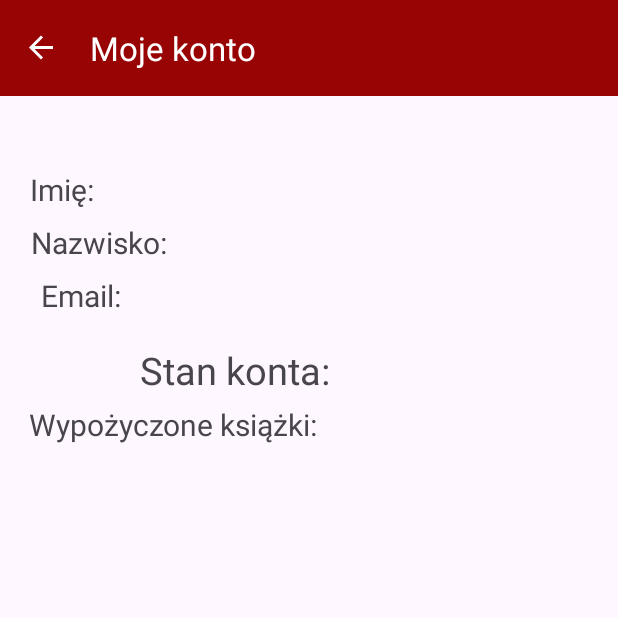
After one commit to Pawel-Melon/Projekt_android, an Android app: the AccountFragment screen opened through its navigation route, on a phone screen of 412 x 824 dp, the top half of it. The commit adds this screen. Run offline under Robolectric (Android 15) with nearby library versions, the phone set to English and light mode, and no system bars; our stand-ins replace Volley, navigation-ui; network calls fail.

Commit message:
Account Page implementation, toolbar names change, color fixes

```diff
--- /dev/null
+++ b/app/src/main/java/com/example/projekt/AccountFragment.kt
@@ -0,0 +1,108 @@
+package com.example.projekt
+
+import android.os.Bundle
+import android.util.Log
+import android.view.LayoutInflater
+import android.view.View
+import android.view.ViewGroup
+import android.widget.LinearLayout
+import android.widget.TextView
+import androidx.fragment.app.Fragment
+import com.android.volley.Request
+import com.android.volley.RequestQueue
+import com.android.volley.toolbox.JsonArrayRequest
+import com.android.volley.toolbox.JsonObjectRequest
+import com.android.volley.toolbox.Volley
+import org.json.JSONObject
+import org.json.JSONArray
+class AccountFragment : Fragment() {
+
+    private lateinit var queue: RequestQueue
+    private lateinit var nameTextView: TextView
+    private lateinit var surnameTextView: TextView
+    private lateinit var emailTextView: TextView
+    private lateinit var accountStatusTextView: TextView
+    private lateinit var rentalsContainer: LinearLayout
+
+    override fun onCreate(savedInstanceState: Bundle?) {
+        super.onCreate(savedInstanceState)
+        queue = Volley.newRequestQueue(requireContext())
+    }
+
+    override fun onCreateView(
+        inflater: LayoutInflater, container: ViewGroup?,
+        savedInstanceState: Bundle?
+    ): View? {
+        val view = inflater.inflate(R.layout.fragment_account, container, false)
+        nameTextView = view.findViewById(R.id.nameTextView)
+        surnameTextView = view.findViewById(R.id.surnameTextView)
+        emailTextView = view.findViewById(R.id.emailTextView)
+        accountStatusTextView = view.findViewById(R.id.accountStatusTextView)
+        rentalsContainer = view.findViewById(R.id.rentalsContainer)
+
+        val email = UserSession.email
+        if (email != null) {
+            fetchUserData(email)
+        }
+
+        return view
+    }
+
+    private fun fetchUserData(email: String) {
+        val url = "http://10.0.2.2:5000/users/$email"
+
+        val jsonObjectRequest = JsonObjectRequest(
+            Request.Method.GET, url, null,
+            { response ->
+                displayUserData(response)
+                fetchUserRentals(response.optInt("id"))
+            },
+            { error ->
+                val errorMessage = error.message ?: "Unknown error occurred"
+                Log.e("AccountFragment", "Error fetching user data: $errorMessage")
+            }
+        )
+
+        queue.add(jsonObjectRequest)
+    }
+
+    private fun displayUserData(response: JSONObject) {
+        val imie = response.optString("imie", "Unknown")
+        val nazwisko = response.optString("nazwisko", "Unknown")
+        val email = response.optString("email", "Unknown")
+        val stanKonta = response.optInt("stan_konta", 0)
+
+        nameTextView.text = "Imię: $imie"
+        surnameTextView.text = "Nazwisko: $nazwisko"
+        emailTextView.text = "Email: $email"
+        accountStatusTextView.text = "Stan konta: $stanKonta"
+    }
+
+    private fun fetchUserRentals(userId: Int) {
+        val url = "http://10.0.2.2:5000/rentals?userId=$userId"
+
+        val jsonArrayRequest = JsonArrayRequest(
+            Request.Method.GET, url, null,
+            { response ->
+                displayUserRentals(response)
+            },
+            { error ->
+                val errorMessage = error.message ?: "Unknown error occurred"
+                Log.e("AccountFragment", "Error fetching user rentals: $errorMessage")
+            }
+        )
+
+        queue.add(jsonArrayRequest)
+    }
+
+    private fun displayUserRentals(response: JSONArray) {
+        for (i in 0 until response.length()) {
+            val rental = response.getJSONObject(i)
+            val rentalView = TextView(requireContext()).apply {
+                text = "Książka: ${rental.optString("tytul")} | Data wypożyczenia: ${rental.optString("data_wypozyczenia")} | Data zwrotu:${rental.optString("data_zwrotu")}"
+                textSize = 18f
+            }
+            rentalsContainer.addView(rentalView)
+        }
+    }
+}
--- a/app/src/main/java/com/example/projekt/HomeFragment.kt
+++ b/app/src/main/java/com/example/projekt/HomeFragment.kt
@@ -33,8 +33,12 @@ class HomeFragment : Fragment() {
         // Inflate the layout for this fragment
         val view = inflater.inflate(R.layout.fragment_home, container, false)
         val button = view.findViewById<Button>(R.id.mapButton)
+        val accountButton = view.findViewById<Button>(R.id.accountButton)
         button.setOnClickListener {
             findNavController().navigate(R.id.action_afterLoginFragment_to_mapFragment)
+        }
+        accountButton.setOnClickListener {
+            findNavController().navigate(R.id.action_afterLoginFragment_to_accountFragment)
         }
 
         welcomeTextView = view.findViewById(R.id.textView)
--- /dev/null
+++ b/app/src/main/res/layout/fragment_account.xml
@@ -0,0 +1,96 @@
+<?xml version="1.0" encoding="utf-8"?>
+<androidx.constraintlayout.widget.ConstraintLayout xmlns:android="http://schemas.android.com/apk/res/android"
+    xmlns:app="http://schemas.android.com/apk/res-auto"
+    xmlns:tools="http://schemas.android.com/tools"
+    android:layout_width="match_parent"
+    android:layout_height="match_parent"
+    tools:context=".AccountFragment">
+
+    <TextView
+        android:id="@+id/surnameTextView"
+        android:layout_width="wrap_content"
+        android:layout_height="wrap_content"
+        android:layout_margin="16dp"
+        android:text="Nazwisko: "
+        android:textSize="20sp"
+        app:layout_constraintBottom_toBottomOf="parent"
+        app:layout_constraintEnd_toEndOf="parent"
+        app:layout_constraintHorizontal_bias="0.006"
+        app:layout_constraintStart_toStartOf="parent"
+        app:layout_constraintTop_toTopOf="parent"
+        app:layout_constraintVertical_bias="0.197" />
+
+    <TextView
+        android:id="@+id/accountStatusTextView"
+        android:layout_width="wrap_content"
+        android:layout_height="wrap_content"
+        android:layout_margin="16dp"
+        android:text="Stan konta: "
+        android:textSize="25sp"
+        app:layout_constraintBottom_toBottomOf="parent"
+        app:layout_constraintEnd_toEndOf="parent"
+        app:layout_constraintHorizontal_bias="0.304"
+        app:layout_constraintStart_toStartOf="parent"
+        app:layout_constraintTop_toTopOf="parent"
+        app:layout_constraintVertical_bias="0.322" />
+
+    <TextView
+        android:id="@+id/emailTextView"
+        android:layout_width="wrap_content"
+        android:layout_height="wrap_content"
+        android:layout_margin="16dp"
+        android:text="Email: "
+        android:textSize="20sp"
+        app:layout_constraintBottom_toBottomOf="parent"
+        app:layout_constraintEnd_toEndOf="parent"
+        app:layout_constraintHorizontal_bias="0.028"
+        app:layout_constraintStart_toStartOf="parent"
+        app:layout_constraintTop_toTopOf="parent"
+        app:layout_constraintVertical_bias="0.25" />
+
+    <TextView
+        android:id="@+id/nameTextView"
+        android:layout_width="wrap_content"
+        android:layout_height="wrap_content"
+        android:layout_margin="16dp"
+        android:text="Imię: "
+        android:textSize="20sp"
+        app:layout_constraintBottom_toBottomOf="parent"
+        app:layout_constraintEnd_toEndOf="parent"
+        app:layout_constraintHorizontal_bias="0.005"
+        app:layout_constraintStart_toStartOf="parent"
+        app:layout_constraintTop_toTopOf="parent"
+        app:layout_constraintVertical_bias="0.144" />
+
+    <ScrollView
+        android:id="@+id/scrollView"
+        android:layout_width="0dp"
+        android:layout_height="0dp"
+        app:layout_constraintTop_toBottomOf="@+id/rentalsTextView"
+        app:layout_constraintBottom_toBottomOf="parent"
+        app:layout_constraintStart_toStartOf="parent"
+        app:layout_constraintEnd_toEndOf="parent"
+        android:layout_margin="16dp">
+
+        <LinearLayout
+            android:id="@+id/rentalsContainer"
+            android:layout_width="match_parent"
+            android:layout_height="wrap_content"
+            android:orientation="vertical" />
+    </ScrollView>
+
+    <TextView
+        android:id="@+id/rentalsTextView"
+        android:layout_width="346dp"
+        android:layout_height="31dp"
+        android:layout_margin="16dp"
+        android:text="Wypożyczone książki: "
+        android:textSize="20sp"
+        app:layout_constraintBottom_toBottomOf="parent"
+        app:layout_constraintEnd_toEndOf="parent"
+        app:layout_constraintHorizontal_bias="0.015"
+        app:layout_constraintStart_toStartOf="parent"
+        app:layout_constraintTop_toTopOf="parent"
+        app:layout_constraintVertical_bias="0.38" />
+
+</androidx.constraintlayout.widget.ConstraintLayout>
--- a/app/src/main/res/layout/fragment_login.xml
+++ b/app/src/main/res/layout/fragment_login.xml
@@ -44,6 +44,7 @@
         android:layout_height="wrap_content"
         android:text="Zaloguj"
         android:textSize="20sp"
+        android:backgroundTint="@color/darkred"
         app:layout_constraintBottom_toBottomOf="parent"
         app:layout_constraintEnd_toEndOf="parent"
         app:layout_constraintStart_toStartOf="parent"
--- a/app/src/main/res/layout/fragment_register.xml
+++ b/app/src/main/res/layout/fragment_register.xml
@@ -72,6 +72,7 @@
         android:layout_marginBottom="272dp"
         android:text="Zarejestruj się"
         android:textSize="20dp"
+        android:backgroundTint="@color/darkred"
         app:layout_constraintBottom_toBottomOf="parent"
         app:layout_constraintEnd_toEndOf="parent"
         app:layout_constraintStart_toStartOf="parent" />
--- a/app/src/main/res/navigation/my_nav.xml
+++ b/app/src/main/res/navigation/my_nav.xml
@@ -8,8 +8,8 @@
     <fragment
         android:id="@+id/homeFragment"
         android:name="com.example.projekt.StartFragment"
-        android:label="fragment_home"
-        tools:layout="@layout/fragment_start" >
+        android:label="Bookstore"
+        tools:layout="@layout/fragment_start">
         <action
             android:id="@+id/action_homeFragment_to_loginFragment"
             app:destination="@id/loginFragment" />
@@ -20,8 +20,8 @@
     <fragment
         android:id="@+id/loginFragment"
         android:name="com.example.projekt.loginFragment"
-        android:label="fragment_login"
-        tools:layout="@layout/fragment_login" >
+        android:label="Logowanie"
+        tools:layout="@layout/fragment_login">
         <action
             android:id="@+id/action_loginFragment_to_homeFragment"
             app:destination="@id/homeFragment" />
@@ -36,8 +36,8 @@
     <fragment
         android:id="@+id/registerFragment"
         android:name="com.example.projekt.registerFragment"
-        android:label="fragment_register"
-        tools:layout="@layout/fragment_register" >
+        android:label="Rejestracja"
+        tools:layout="@layout/fragment_register">
         <action
             android:id="@+id/action_registerFragment_to_homeFragment"
             app:destination="@id/homeFragment" />
@@ -52,19 +52,27 @@
     <fragment
         android:id="@+id/afterLoginFragment"
         android:name="com.example.projekt.HomeFragment"
-        android:label="fragment_after_login"
-        tools:layout="@layout/fragment_home" >
+        android:label="MENU"
+        tools:layout="@layout/fragment_home">
         <action
             android:id="@+id/action_afterLoginFragment_to_mapFragment"
             app:destination="@id/mapFragment" />
+        <action
+            android:id="@+id/action_afterLoginFragment_to_accountFragment"
+            app:destination="@id/accountFragment" />
     </fragment>
     <fragment
         android:id="@+id/mapFragment"
         android:name="com.example.projekt.MapFragment"
-        android:label="fragment_map"
-        tools:layout="@layout/fragment_map" >
+        android:label="Map"
+        tools:layout="@layout/fragment_map">
         <action
             android:id="@+id/action_mapFragment_to_afterLoginFragment"
             app:destination="@id/afterLoginFragment" />
     </fragment>
+    <fragment
+        android:id="@+id/accountFragment"
+        android:name="com.example.projekt.AccountFragment"
+        android:label="Moje konto"
+        tools:layout="@layout/fragment_account" />
 </navigation>
```
Also changed, not shown: app/src/main/res/layout/fragment_home.xml (+12 -9 lines).
